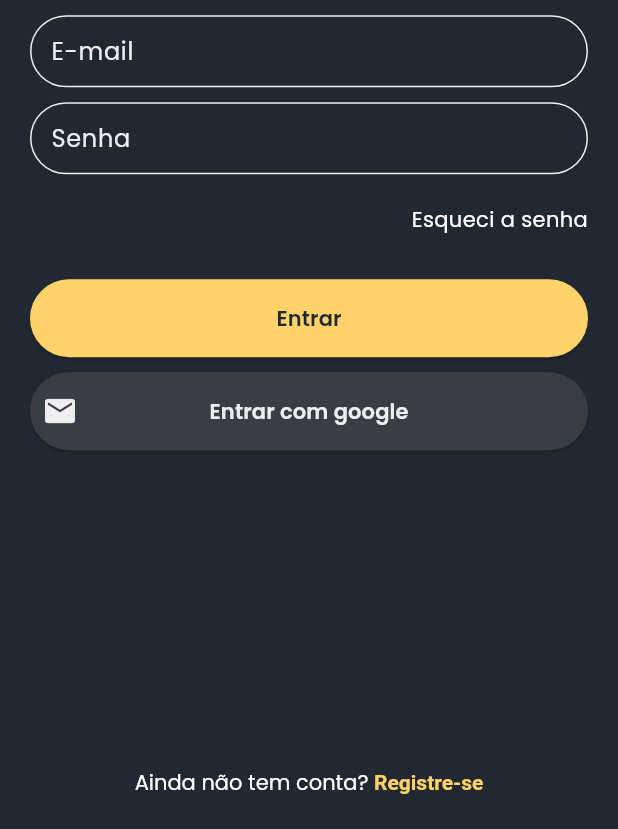
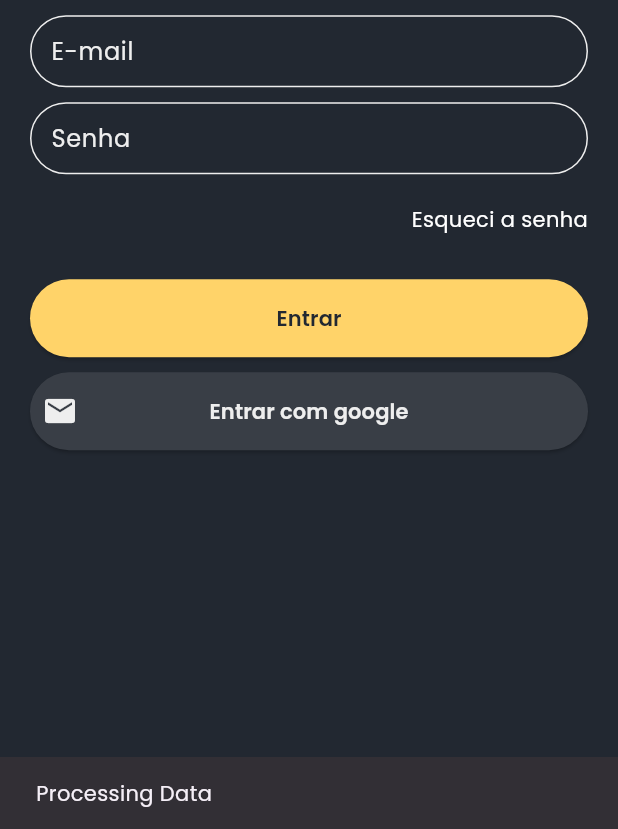
Before and after one commit to gnrfilipe04/futibas, a Flutter app: the screen it shows after launch, after a tap on "Entrar", on a phone screen of 412 x 824 dp, the part 407-1236 px from its top. Run offline on Flutter 3.47's test engine with Material 2 defaults, Android fonts, the light colour scheme and no system bars; our stand-ins replace get_it, google_fonts, mobx; missing offline and left inert: validadores; generated files the repository leaves out were written again.

Commit message:
:sparkles: add methods in the view model

```diff
--- a/lib/main.dart
+++ b/lib/main.dart
@@ -1,8 +1,11 @@
 import 'package:flutter/material.dart';
 import 'package:flutter/services.dart';
 import 'package:futibas/app/app.dart';
+import 'package:futibas/app/app_provider.dart';
 
 void main() {
+  setupProvider();
+
   SystemChrome.setSystemUIOverlayStyle(const SystemUiOverlayStyle(
       statusBarColor: Colors.transparent,
       statusBarIconBrightness: Brightness.light));
--- a/lib/screens/auth/auth_view.dart
+++ b/lib/screens/auth/auth_view.dart
@@ -1,5 +1,6 @@
-import 'package:flutter/gestures.dart';
 import 'package:flutter/material.dart';
+import 'package:futibas/app/app_provider.dart';
+import 'package:futibas/screens/auth/auth_view_model.dart';
 import 'package:futibas/theme/my_colors.dart';
 import 'package:futibas/widgets/my_button.dart';
 import 'package:futibas/widgets/my_input.dart';
@@ -13,16 +14,13 @@ class AuthView extends StatefulWidget {
 }
 
 class _AuthViewState extends State<AuthView> {
+  final AuthViewModel authViewModel = provider<AuthViewModel>();
+
   @override
   Widget build(BuildContext context) {
-    TapGestureRecognizer regosterRecognizer = TapGestureRecognizer()
-      ..onTap = () {
-        print("Terms and condition tapped");
-      };
-
-    onPressed() {}
 
     return Scaffold(
+      resizeToAvoidBottomInset: false,
       body: Padding(
         padding: const EdgeInsets.symmetric(vertical: 20),
         child: Column(
@@ -34,39 +32,56 @@ class _AuthViewState extends State<AuthView> {
               padding: const EdgeInsets.symmetric(horizontal: 20),
               child: Column(
                 children: [
-                  Image.asset('assets/Logo4x.png', width: 157, height: 40, fit: BoxFit.contain),
+                  Image.asset('assets/Logo4x.png',
+                      width: 157, height: 40, fit: BoxFit.contain),
                   const SizedBox(
                     height: 10,
                   ),
-                  Column(
+                  Form(
+                    key: authViewModel.formKey,
+                    child: Column(
                       crossAxisAlignment: CrossAxisAlignment.end,
                       children: [
-                      const MyInput(label: 'E-mail'),
+                        MyInput(
+                          label: 'E-mail',
+                          validatorMethod: authViewModel.validatorEmail,
+                        ),
                         const SizedBox(
                           height: 10,
                         ),
-                      const MyInput(label: 'Senha'),
+                        MyInput(
+                          label: 'Senha',
+                          validatorMethod: authViewModel.validatorPass,
+                        ),
                         const SizedBox(
                           height: 20,
                         ),
                         InkWell(
-                        onTap: (){ print('esqueceu a senha'); },
-                        child: const Text('Esqueci a senha')
-                      ),
+                            onTap: () {
+                              print('esqueceu a senha');
+                            },
+                            splashFactory: NoSplash.splashFactory,
+                            child: const Text('Esqueci a senha')),
                         const SizedBox(
                           height: 30,
                         ),
                       ],
                     ),
+                  ),
                   MyButton(
-                      onPressed: onPressed,
+                      onPressed: () => authViewModel.onSubmit(context: context),
                       title: 'Entrar',
                       titleColor: MyColors.dark,
                       bgColor: MyColors.primary),
-                  const SizedBox(height: 10,),
+                  const SizedBox(
+                    height: 10,
+                  ),
                   MyButton(
-                      icon: const Icon(Icons.email, color: MyColors.secondary,),
-                      onPressed: onPressed,
+                      icon: const Icon(
+                        Icons.email,
+                        color: MyColors.secondary,
+                      ),
+                      onPressed: () => authViewModel.onSubmit(context: context),
                       title: 'Entrar com google',
                       titleColor: MyColors.secondary,
                       bgColor: MyColors.darkSecondary)
@@ -80,7 +95,7 @@ class _AuthViewState extends State<AuthView> {
                 children: <TextSpan>[
                   TextSpan(
                       text: 'Registre-se',
-                      recognizer: regosterRecognizer,
+                      recognizer: authViewModel.regosterRecognizer,
                       style: const TextStyle(
                           fontWeight: FontWeight.bold,
                           color: MyColors.primary)),
--- a/lib/screens/auth/auth_view_model.dart
+++ b/lib/screens/auth/auth_view_model.dart
@@ -1,9 +1,14 @@
+import 'package:flutter/gestures.dart';
+import 'package:flutter/material.dart';
 import 'package:mobx/mobx.dart';
+import 'package:validadores/Validador.dart';
 part 'auth_view_model.g.dart';
 
 class AuthViewModel = _AuthViewModelBase with _$AuthViewModel;
 
 abstract class _AuthViewModelBase with Store {
+  final formKey = GlobalKey<FormState>();
+
   @observable
   String email = '';
 
@@ -11,12 +16,52 @@ abstract class _AuthViewModelBase with Store {
   String password = '';
 
   @action
-  setEmail({ required String value}){
+  setEmail({required String value}) {
     email = value;
   }
 
   @action
-  setPassword({ required String value}){
+  setPassword({required String value}) {
     password = value;
   }
+
+  @action
+  String? validatorEmail(String? value) {
+    var errorMessage = Validador()
+        .add(Validar.OBRIGATORIO, msg: 'Campo obrigatório')
+        .add(Validar.EMAIL, msg: 'Digite um email válido')
+        .valido(value);
+
+    var messageFormatted =
+        errorMessage?.replaceAll('[', '').replaceAll(']', '').split(',')[0];
+
+    return messageFormatted;
+  }
+
+  @action
+  String? validatorPass(String? value) {
+    var errorMessage = Validador()
+        .add(Validar.OBRIGATORIO, msg: 'Campo obrigatório')
+        .valido(value);
+
+    var messageFormatted =
+        errorMessage?.replaceAll('[', '').replaceAll(']', '').split(',')[0];
+
+    return messageFormatted;
+  }
+
+  @action
+  onSubmit({required BuildContext context}) {
+    bool isValid = formKey.currentState!.validate();
+
+    ScaffoldMessenger.of(context).showSnackBar(
+      SnackBar(content: Text(isValid ? 'Processing Data' : 'Form is invalid')),
+    );
+  }
+
+  @observable
+  TapGestureRecognizer regosterRecognizer = TapGestureRecognizer()
+    ..onTap = () {
+      print("Terms and condition tapped");
+    };
 }
--- a/lib/widgets/my_input.dart
+++ b/lib/widgets/my_input.dart
@@ -1,10 +1,11 @@
 import 'package:flutter/material.dart';
 
 class MyInput extends StatefulWidget {
-  const MyInput({Key? key, required this.label,})
+  const MyInput({Key? key, required this.label, this.validatorMethod,})
       : super(key: key);
 
   final String label;
+  final String? Function(String?)? validatorMethod;
 
   @override
   State<MyInput> createState() => _MyInputState();
@@ -18,15 +19,8 @@ class _MyInputState extends State<MyInput> {
         labelText: widget.label,
         contentPadding: const EdgeInsets.symmetric(vertical: 5, horizontal: 10),
       ),
-      validator: validatorMethod,
+      validator: widget.validatorMethod,
     );
   }
 
-  String? validatorMethod(String? value) {
-    if (value == null || value.isEmpty) {
-      return "Please enter a value";
-    }
-    return null;
-  }
-
 }
--- a/pubspec.yaml
+++ b/pubspec.yaml
@@ -36,6 +36,7 @@ dependencies:
   flutter_mobx: ^2.0.6+1
   get_it: ^7.2.0
   google_fonts: ^3.0.1
+  validadores: ^1.0.5
 
   # The following adds the Cupertino Icons font to your application.
   # Use with the CupertinoIcons class for iOS style icons.
```
Also changed, not shown: lib/screens/auth/auth_view_model.g.dart, pubspec.lock. Lines whose indentation alone changed are shown as unchanged.
